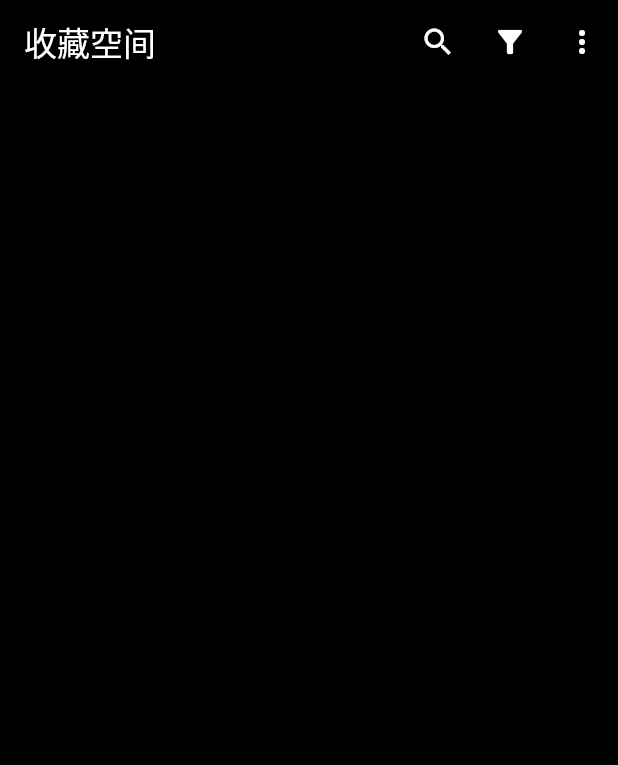
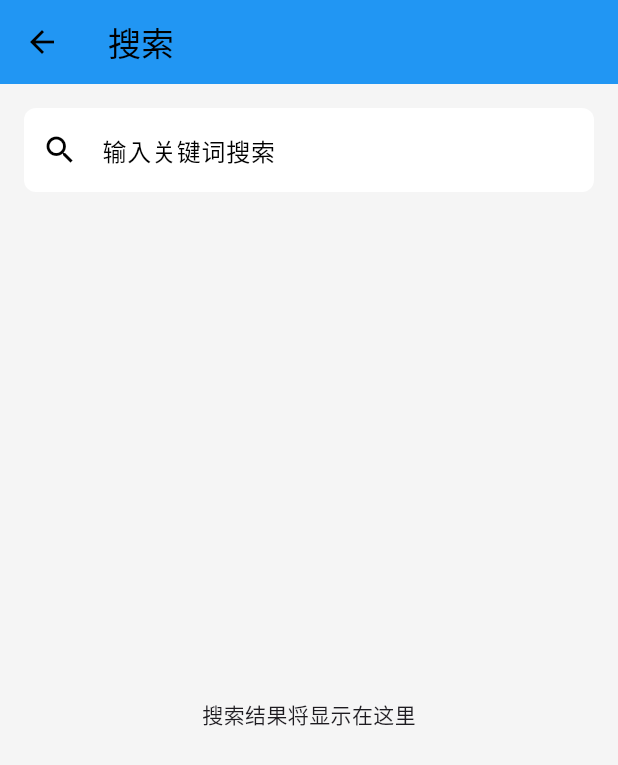
Before and after one commit to ctasse/collectSpace, a Flutter app: the screen it shows after launch, after a tap on the "search" icon, on a phone screen of 412 x 824 dp. Shown: the top 765 px of the screen. Run offline on Flutter 3.47's test engine with Material 3 defaults, Android fonts, the phone set to English and light mode, and no system bars; our stand-ins replace shared_preferences.

Commit message:
添加主题管理功能，更新依赖项，新增分类菜单和搜索页面

```diff
--- a/lib/main.dart
+++ b/lib/main.dart
@@ -1,15 +1,34 @@
 import 'package:flutter/material.dart';
+import 'package:provider/provider.dart';
 import 'package:collect/pages/collection_page.dart';
+import 'package:collect/providers/theme_provider.dart';
+import 'package:collect/themes/app_themes.dart';
 
-void main() {
-  runApp(MyApp());
+void main() async { // Make main async
+  WidgetsFlutterBinding.ensureInitialized(); // Ensure bindings are initialized
+  // ThemeProvider handles its own loading via constructor
+  runApp(
+    ChangeNotifierProvider( // Wrap with Provider
+      create: (_) => ThemeProvider(),
+      child: MyApp(),
+    ),
+  );
 }
 
 class MyApp extends StatelessWidget {
   @override
   Widget build(BuildContext context) {
+    // Consume the ThemeProvider to rebuild when theme changes
+    final themeProvider = Provider.of<ThemeProvider>(context);
+
     return MaterialApp(
+      title: 'Collect App', // Added title
+      // Apply dynamic themes based on provider state
+      theme: AppThemes.getTheme(themeProvider.primaryColor, Brightness.light),
+      darkTheme: AppThemes.getTheme(themeProvider.primaryColor, Brightness.dark),
+      themeMode: themeProvider.themeMode,
       home: CollectionPage(),
+      debugShowCheckedModeBanner: false, // Optional: hide debug banner
     );
   }
 }
--- a/lib/pages/collection_page.dart
+++ b/lib/pages/collection_page.dart
@@ -1,37 +1,59 @@
+import 'package:collect/widgets/category_menu.dart';
 import 'package:flutter/material.dart';
 import 'package:collect/widgets/collection_item.dart';
 import 'package:collect/models/item.dart';
+import 'package:collect/pages/settings_page.dart';
+import 'package:collect/pages/search_page.dart';
 
 class CollectionPage extends StatelessWidget {
-  final List<CollectionItemModel> items = [
-
-  ];
+  final List<CollectionItemModel> items = [];
 
   @override
   Widget build(BuildContext context) {
+    // Removed Scaffold backgroundColor to use theme's scaffoldBackgroundColor
     return Scaffold(
-      backgroundColor: Colors.black,
       appBar: AppBar(
-        backgroundColor: Colors.black,
-        title: Text('收藏空间', style: TextStyle(color: Colors.white)),
+        // Removed AppBar backgroundColor to use theme's appBarTheme.backgroundColor
+        // Removed hardcoded text style to use theme's appBarTheme.titleTextStyle or default
+        title: const Text('收藏空间'),
         actions: [
           IconButton(
-            icon: Icon(Icons.search, color: Colors.white),
-            onPressed: () {},
+            // Removed hardcoded icon color to use theme's appBarTheme.iconTheme.color or default
+            icon: const Icon(Icons.search),
+            onPressed: () {
+              Navigator.push(
+                context,
+                MaterialPageRoute(builder: (context) => SearchPage()),
+              );
+            },
           ),
           IconButton(
-            icon: Icon(Icons.filter_alt, color: Colors.white),
-            onPressed: () {},
+            // Removed hardcoded icon color
+            icon: const Icon(Icons.filter_alt),
+            onPressed: () {
+              // 显示分类选单
+              showModalBottomSheet(
+                context: context,
+                // Let bottom sheet theme handle background color
+                builder: (context) => CategoryMenu(),
+              );
+            },
           ),
           IconButton(
-            icon: Icon(Icons.more_vert, color: Colors.white),
-            onPressed: () {},
+            // Removed hardcoded icon color
+            icon: const Icon(Icons.settings),
+            onPressed: () {
+              Navigator.push(
+                context,
+                MaterialPageRoute(builder: (context) => SettingsPage()),
+              );
+            },
           ),
         ],
       ),
       body: GridView.builder(
-        padding: EdgeInsets.all(8),
-        gridDelegate: SliverGridDelegateWithFixedCrossAxisCount(
+        padding: const EdgeInsets.all(8),
+        gridDelegate: const SliverGridDelegateWithFixedCrossAxisCount(
           crossAxisCount: 2,
           childAspectRatio: 1.0,
           crossAxisSpacing: 8,
--- /dev/null
+++ b/lib/pages/search_page.dart
@@ -0,0 +1,52 @@
+import 'package:flutter/material.dart';
+
+class SearchPage extends StatelessWidget {
+  @override
+  Widget build(BuildContext context) {
+    // Removed Scaffold backgroundColor
+    return Scaffold(
+      appBar: AppBar(
+        // Removed title style and backgroundColor
+        title: const Text('搜索'),
+        // Let the theme handle the back button icon color automatically
+      ),
+      // Removed Scaffold backgroundColor
+      body: Padding(
+        padding: const EdgeInsets.all(16.0),
+        child: Column(
+          children: [
+            TextField(
+              // Removed style color, let theme handle text color
+              decoration: InputDecoration(
+                hintText: '输入关键词搜索',
+                // Removed hintStyle color, let theme handle hint color
+                // Removed fillColor, let theme handle input decoration fill
+                // Consider adjusting theme's inputDecorationTheme if needed
+                filled: true, // Keep filled for contrast, theme should provide color
+                border: OutlineInputBorder(
+                  borderRadius: BorderRadius.circular(8),
+                  borderSide: BorderSide.none,
+                ),
+                // Removed prefixIcon color, let theme handle icon color
+                prefixIcon: const Icon(Icons.search),
+              ),
+              onChanged: (value) {
+                // 实时搜索逻辑
+              },
+            ),
+            const SizedBox(height: 16),
+            Expanded(
+              child: Center(
+                child: Text(
+                  '搜索结果将显示在这里',
+                  // Removed style color, let theme handle default text color
+                  // Use Theme.of(context).textTheme.bodySmall or similar for specific styling if needed
+                ),
+              ),
+            ),
+          ],
+        ),
+      ),
+    );
+  }
+}
--- /dev/null
+++ b/lib/providers/theme_provider.dart
@@ -0,0 +1,78 @@
+import 'package:flutter/material.dart';
+import 'package:shared_preferences/shared_preferences.dart';
+
+class ThemeProvider with ChangeNotifier {
+  static const String _themeModeKey = 'themeMode';
+  static const String _primaryColorKey = 'primaryColor';
+
+  ThemeMode _themeMode = ThemeMode.system;
+  MaterialColor _primaryColor = Colors.blue; // Default primary color
+
+  ThemeMode get themeMode => _themeMode;
+  MaterialColor get primaryColor => _primaryColor;
+
+  ThemeProvider() {
+    _loadSettings();
+  }
+
+  // Load settings from SharedPreferences
+  Future<void> _loadSettings() async {
+    final prefs = await SharedPreferences.getInstance();
+    final themeModeIndex = prefs.getInt(_themeModeKey) ?? ThemeMode.system.index;
+    final primaryColorValue = prefs.getInt(_primaryColorKey) ?? Colors.blue.value;
+
+    _themeMode = ThemeMode.values[themeModeIndex];
+    _primaryColor = _findMaterialColor(primaryColorValue); // Find MaterialColor from value
+
+    notifyListeners();
+  }
+
+  // Save settings to SharedPreferences
+  Future<void> _saveSettings() async {
+    final prefs = await SharedPreferences.getInstance();
+    await prefs.setInt(_themeModeKey, _themeMode.index);
+    await prefs.setInt(_primaryColorKey, _primaryColor.value);
+  }
+
+  // Update ThemeMode
+  void setThemeMode(ThemeMode mode) {
+    if (_themeMode != mode) {
+      _themeMode = mode;
+      _saveSettings();
+      notifyListeners();
+    }
+  }
+
+  // Update Primary Color
+  void setPrimaryColor(MaterialColor color) {
+    if (_primaryColor != color) {
+      _primaryColor = color;
+      _saveSettings();
+      notifyListeners();
+    }
+  }
+
+  // Helper to find MaterialColor from its value (needed for loading)
+  // You might need to expand this list if you offer more colors
+  MaterialColor _findMaterialColor(int value) {
+    if (value == Colors.blue.value) return Colors.blue;
+    if (value == Colors.green.value) return Colors.green;
+    if (value == Colors.red.value) return Colors.red;
+    if (value == Colors.purple.value) return Colors.purple;
+    if (value == Colors.orange.value) return Colors.orange;
+    if (value == Colors.teal.value) return Colors.teal;
+    // Add more colors as needed
+    return Colors.blue; // Default fallback
+  }
+
+  // List of available colors for the settings page
+  List<MaterialColor> get availableColors => [
+    Colors.blue,
+    Colors.green,
+    Colors.red,
+    Colors.purple,
+    Colors.orange,
+    Colors.teal,
+    // Add more colors as needed
+  ];
+}
--- /dev/null
+++ b/lib/themes/app_themes.dart
@@ -0,0 +1,49 @@
+import 'package:flutter/material.dart';
+
+class AppThemes {
+  // Function to generate ThemeData based on primary color and brightness
+  static ThemeData getTheme(MaterialColor primaryColor, Brightness brightness) {
+    final baseTheme = brightness == Brightness.dark
+        ? ThemeData.dark()
+        : ThemeData.light();
+
+    return baseTheme.copyWith(
+      colorScheme: ColorScheme.fromSwatch(
+        primarySwatch: primaryColor,
+        brightness: brightness,
+      ),
+      // You can customize other theme properties here if needed
+      // e.g., appBarTheme, textTheme, buttonTheme, etc.
+      appBarTheme: baseTheme.appBarTheme.copyWith(
+        backgroundColor: brightness == Brightness.dark ? Colors.black : primaryColor,
+        foregroundColor: brightness == Brightness.dark ? Colors.white : null, // Use default for light
+        elevation: 4.0,
+      ),
+      scaffoldBackgroundColor: brightness == Brightness.dark ? Colors.black : Colors.grey[100],
+      // Example: Customize floating action button theme
+      floatingActionButtonTheme: baseTheme.floatingActionButtonTheme.copyWith(
+        backgroundColor: primaryColor,
+      ),
+      // Example: Customize card theme
+      cardTheme: baseTheme.cardTheme.copyWith(
+        elevation: 2.0,
+        margin: const EdgeInsets.symmetric(vertical: 8.0, horizontal: 16.0),
+      ),
+      // Example: Customize ListTile theme
+      listTileTheme: baseTheme.listTileTheme.copyWith(
+        iconColor: primaryColor,
+      ),
+      // Ensure text selection handles are visible in both modes
+      textSelectionTheme: baseTheme.textSelectionTheme.copyWith(
+        cursorColor: primaryColor,
+        selectionColor: primaryColor.withOpacity(0.4),
+        selectionHandleColor: primaryColor,
+      ),
+    );
+  }
+
+  // You could define specific named themes here if needed,
+  // but generating dynamically based on color is more flexible.
+  // static final ThemeData lightTheme = getTheme(Colors.blue, Brightness.light);
+  // static final ThemeData darkTheme = getTheme(Colors.blue, Brightness.dark);
+}
--- a/pubspec.yaml
+++ b/pubspec.yaml
@@ -34,6 +34,8 @@ dependencies:
   # The following adds the Cupertino Icons font to your application.
   # Use with the CupertinoIcons class for iOS style icons.
   cupertino_icons: ^1.0.8
+  provider: ^6.1.2
+  shared_preferences: ^2.5.2
 
 dev_dependencies:
   flutter_test:
```
Also changed, not shown: lib/pages/settings_page.dart (added, +139 -0 lines), lib/widgets/category_menu.dart (added, +38 -0 lines), pubspec.lock.
